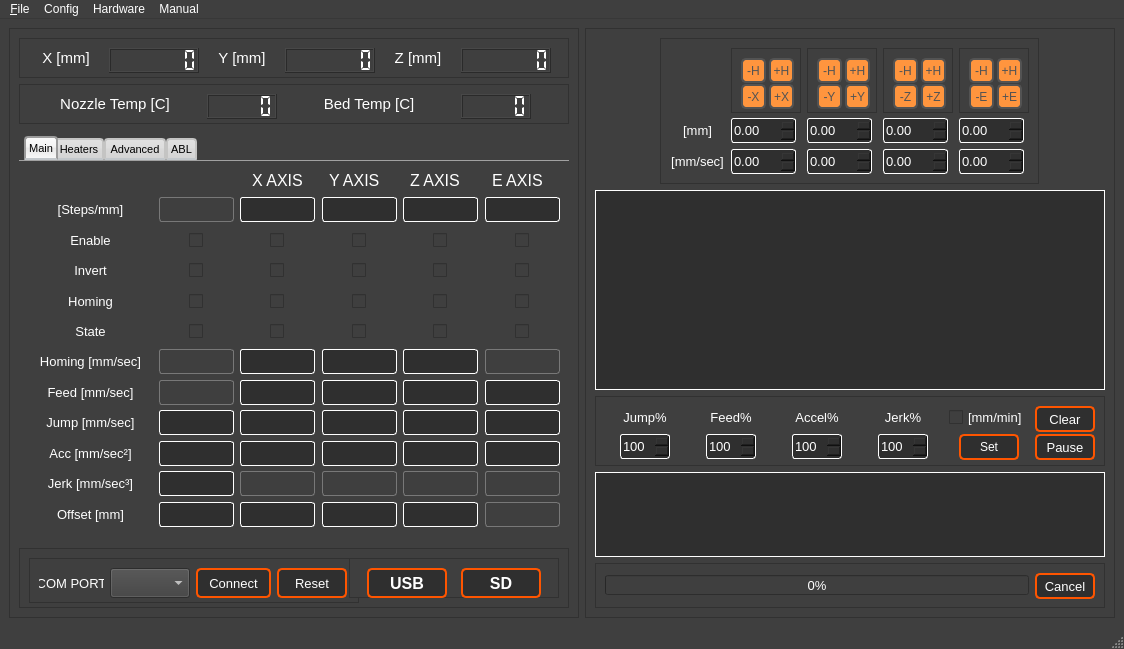
The window that Docs/QtDesigner/mainwindow_design.ui (PanagiotisMenounos/3DHex) describes before a commit, drawn with Qt 5.
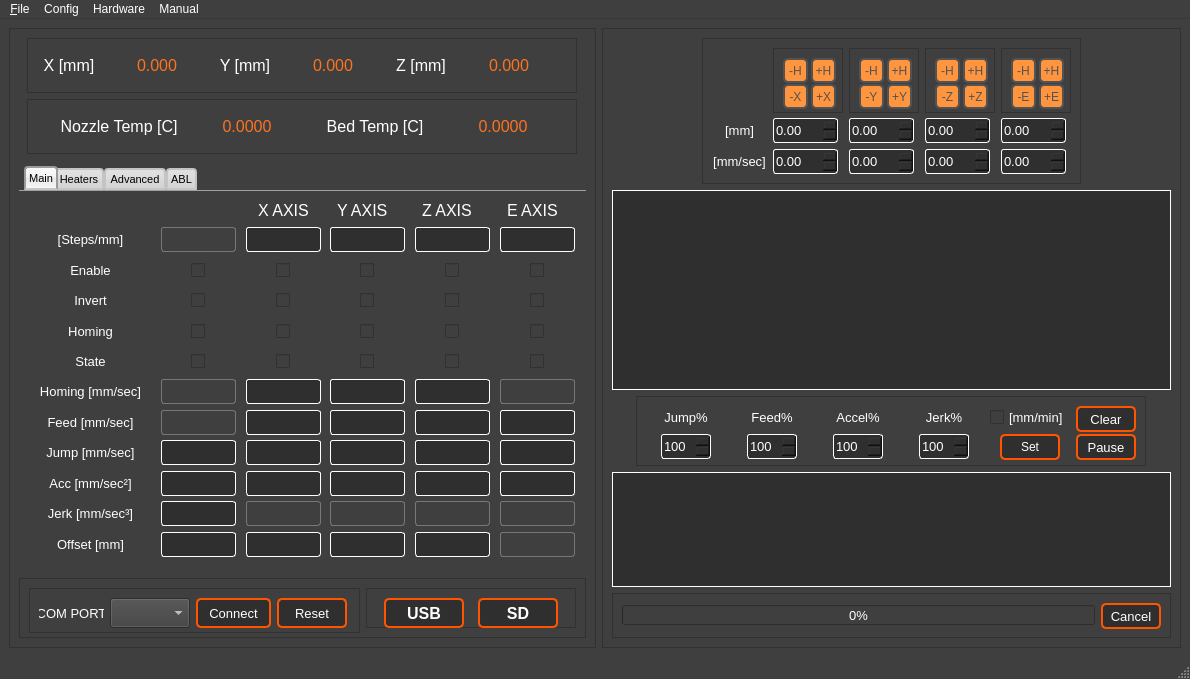
The same window after the commit.

Commit message: LCD Font

```diff
--- a/Docs/QtDesigner/mainwindow_design.ui
+++ b/Docs/QtDesigner/mainwindow_design.ui
@@ -6,8 +6,8 @@
    <rect>
     <x>0</x>
     <y>0</y>
-    <width>1124</width>
-    <height>649</height>
+    <width>1190</width>
+    <height>679</height>
    </rect>
   </property>
   <property name="minimumSize">
@@ -232,13 +232,13 @@
          <property name="minimumSize">
           <size>
            <width>550</width>
-           <height>40</height>
+           <height>55</height>
           </size>
          </property>
          <property name="maximumSize">
           <size>
            <width>800</width>
-           <height>40</height>
+           <height>55</height>
           </size>
          </property>
          <property name="frameShape">
@@ -264,9 +264,7 @@
             </property>
             <property name="font">
              <font>
-              <pointsize>11</pointsize>
-              <weight>50</weight>
-              <bold>false</bold>
+              <pointsize>12</pointsize>
              </font>
             </property>
             <property name="text">
@@ -278,122 +276,37 @@
            </widget>
           </item>
           <item>
-           <widget class="QLCDNumber" name="Nozz_LCD_2">
+           <widget class="QLabel" name="XPOSITION">
             <property name="minimumSize">
              <size>
-              <width>90</width>
-              <height>25</height>
+              <width>100</width>
+              <height>30</height>
              </size>
             </property>
             <property name="maximumSize">
              <size>
-              <width>90</width>
-              <height>25</height>
+              <width>100</width>
+              <height>30</height>
              </size>
             </property>
             <property name="font">
              <font>
-              <pointsize>8</pointsize>
+              <pointsize>12</pointsize>
              </font>
             </property>
-            <property name="focusPolicy">
-             <enum>Qt::NoFocus</enum>
-            </property>
-            <property name="frameShape">
-             <enum>QFrame::Box</enum>
-            </property>
-            <property name="lineWidth">
-             <number>1</number>
-            </property>
-            <property name="smallDecimalPoint">
-             <bool>false</bool>
-            </property>
-            <property name="digitCount">
-             <number>7</number>
-            </property>
-            <property name="segmentStyle">
-             <enum>QLCDNumber::Flat</enum>
-            </property>
-            <property name="value" stdset="0">
-             <double>0.000000000000000</double>
-            </property>
-            <property name="intValue" stdset="0">
-             <number>0</number>
-            </property>
-           </widget>
-          </item>
-          <item>
-           <widget class="QLabel" name="l19_8">
-            <property name="minimumSize">
-             <size>
-              <width>60</width>
-              <height>20</height>
-             </size>
-            </property>
-            <property name="maximumSize">
-             <size>
-              <width>60</width>
-              <height>20</height>
-             </size>
-            </property>
-            <property name="font">
-             <font>
-              <pointsize>11</pointsize>
-             </font>
+            <property name="styleSheet">
+             <string notr="true">QLabel{
+color: rgb(255, 115, 30);
+}</string>
             </property>
             <property name="text">
-             <string>Y [mm]</string>
+             <string>0.000</string>
             </property>
             <property name="alignment">
              <set>Qt::AlignCenter</set>
             </property>
            </widget>
           </item>
-          <item>
-           <widget class="QLCDNumber" name="Nozz_LCD_3">
-            <property name="minimumSize">
-             <size>
-              <width>90</width>
-              <height>25</height>
-             </size>
-            </property>
-            <property name="maximumSize">
-             <size>
-              <width>90</width>
-              <height>25</height>
-             </size>
-            </property>
-            <property name="font">
-             <font>
-              <pointsize>8</pointsize>
-             </font>
-            </property>
-            <property name="focusPolicy">
-             <enum>Qt::NoFocus</enum>
-            </property>
-            <property name="frameShape">
-             <enum>QFrame::Box</enum>
-            </property>
-            <property name="lineWidth">
-             <number>1</number>
-            </property>
-            <property name="smallDecimalPoint">
-             <bool>false</bool>
-            </property>
-            <property name="digitCount">
-             <number>7</number>
-            </property>
-            <property name="segmentStyle">
-             <enum>QLCDNumber::Flat</enum>
-            </property>
-            <property name="value" stdset="0">
-             <double>0.000000000000000</double>
-            </property>
-            <property name="intValue" stdset="0">
-             <number>0</number>
-            </property>
-           </widget>
-          </item>
           <item>
            <widget class="QLabel" name="l19_9">
             <property name="minimumSize">
@@ -410,7 +323,66 @@
             </property>
             <property name="font">
              <font>
-              <pointsize>11</pointsize>
+              <pointsize>12</pointsize>
+             </font>
+            </property>
+            <property name="text">
+             <string>Y [mm]</string>
+            </property>
+            <property name="alignment">
+             <set>Qt::AlignCenter</set>
+            </property>
+           </widget>
+          </item>
+          <item>
+           <widget class="QLabel" name="YPOSITION">
+            <property name="minimumSize">
+             <size>
+              <width>100</width>
+              <height>30</height>
+             </size>
+            </property>
+            <property name="maximumSize">
+             <size>
+              <width>100</width>
+              <height>30</height>
+             </size>
+            </property>
+            <property name="font">
+             <font>
+              <pointsize>12</pointsize>
+             </font>
+            </property>
+            <property name="styleSheet">
+             <string notr="true">QLabel{
+color: rgb(255, 115, 30);
+}</string>
+            </property>
+            <property name="text">
+             <string>0.000</string>
+            </property>
+            <property name="alignment">
+             <set>Qt::AlignCenter</set>
+            </property>
+           </widget>
+          </item>
+          <item>
+           <widget class="QLabel" name="l19_10">
+            <property name="minimumSize">
+             <size>
+              <width>60</width>
+              <height>20</height>
+             </size>
+            </property>
+            <property name="maximumSize">
+             <size>
+              <width>60</width>
+              <height>20</height>
+             </size>
+            </property>
+            <property name="font">
+             <font>
+              <pointsize>12</pointsize>
              </font>
             </property>
             <property name="text">
@@ -422,47 +394,34 @@
            </widget>
           </item>
           <item>
-           <widget class="QLCDNumber" name="Nozz_LCD_4">
+           <widget class="QLabel" name="ZPOSITION">
             <property name="minimumSize">
              <size>
-              <width>90</width>
-              <height>25</height>
+              <width>100</width>
+              <height>30</height>
              </size>
             </property>
             <property name="maximumSize">
              <size>
-              <width>90</width>
-              <height>25</height>
+              <width>100</width>
+              <height>30</height>
              </size>
             </property>
             <property name="font">
              <font>
-              <pointsize>8</pointsize>
+              <pointsize>12</pointsize>
              </font>
             </property>
-            <property name="focusPolicy">
-             <enum>Qt::NoFocus</enum>
+            <property name="styleSheet">
+             <string notr="true">QLabel{
+color: rgb(255, 115, 30);
+}</string>
             </property>
-            <property name="frameShape">
-             <enum>QFrame::Box</enum>
+            <property name="text">
+             <string>0.000</string>
             </property>
-            <property name="lineWidth">
-             <number>1</number>
-            </property>
-            <property name="smallDecimalPoint">
-             <bool>false</bool>
-            </property>
-            <property name="digitCount">
-             <number>7</number>
-            </property>
-            <property name="segmentStyle">
-             <enum>QLCDNumber::Flat</enum>
-            </property>
-            <property name="value" stdset="0">
-             <double>0.000000000000000</double>
-            </property>
-            <property name="intValue" stdset="0">
-             <number>0</number>
+            <property name="alignment">
+             <set>Qt::AlignCenter</set>
             </property>
            </widget>
           </item>
@@ -474,13 +433,13 @@
          <property name="minimumSize">
           <size>
            <width>550</width>
-           <height>40</height>
+           <height>55</height>
           </size>
          </property>
          <property name="maximumSize">
           <size>
            <width>800</width>
-           <height>40</height>
+           <height>55</height>
           </size>
          </property>
          <property name="frameShape">
@@ -506,7 +465,7 @@
             </property>
             <property name="font">
              <font>
-              <pointsize>11</pointsize>
+              <pointsize>12</pointsize>
              </font>
             </property>
             <property name="text">
@@ -518,41 +477,34 @@
            </widget>
           </item>
           <item>
-           <widget class="QLCDNumber" name="Nozz_LCD">
+           <widget class="QLabel" name="NOZZ_TEMP">
             <property name="minimumSize">
              <size>
-              <width>70</width>
-              <height>25</height>
+              <width>80</width>
+              <height>30</height>
              </size>
             </property>
             <property name="maximumSize">
              <size>
-              <width>70</width>
-              <height>25</height>
+              <width>80</width>
+              <height>30</height>
              </size>
             </property>
             <property name="font">
              <font>
-              <pointsize>8</pointsize>
+              <pointsize>12</pointsize>
              </font>
             </property>
-            <property name="focusPolicy">
-             <enum>Qt::NoFocus</enum>
+            <property name="styleSheet">
+             <string notr="true">QLabel{
+color: rgb(255, 115, 30);
+}</string>
             </property>
-            <property name="frameShape">
-             <enum>QFrame::Box</enum>
+            <property name="text">
+             <string>0.0000</string>
             </property>
-            <property name="lineWidth">
-             <number>1</number>
-            </property>
-            <property name="smallDecimalPoint">
-             <bool>false</bool>
-            </property>
-            <property name="segmentStyle">
-             <enum>QLCDNumber::Flat</enum>
-            </property>
-            <property name="value" stdset="0">
-             <double>0.000000000000000</double>
+            <property name="alignment">
+             <set>Qt::AlignCenter</set>
             </property>
            </widget>
           </item>
@@ -572,7 +524,7 @@
             </property>
             <property name="font">
              <font>
-              <pointsize>11</pointsize>
+              <pointsize>12</pointsize>
              </font>
             </property>
             <property name="text">
@@ -584,21 +536,34 @@
            </widget>
           </item>
           <item>
-           <widget class="QLCDNumber" name="Bed_LCD">
+           <widget class="QLabel" name="BED_TEMP">
             <property name="minimumSize">
              <size>
-              <width>70</width>
-              <height>25</height>
+              <width>80</width>
+              <height>30</height>
              </size>
             </property>
             <property name="maximumSize">
              <size>
-              <width>70</width>
-              <height>25</height>
+              <width>80</width>
+              <height>30</height>
              </size>
             </property>
-            <property name="segmentStyle">
-             <enum>QLCDNumber::Flat</enum>
+            <property name="font">
+             <font>
+              <pointsize>12</pointsize>
+             </font>
+            </property>
+            <property name="styleSheet">
+             <string notr="true">QLabel{
+color: rgb(255, 115, 30);
+}</string>
+            </property>
+            <property name="text">
+             <string>0.0000</string>
+            </property>
+            <property name="alignment">
+             <set>Qt::AlignCenter</set>
             </property>
            </widget>
           </item>
@@ -10005,7 +9970,7 @@
     <rect>
      <x>0</x>
      <y>0</y>
-     <width>1124</width>
+     <width>1190</width>
      <height>21</height>
     </rect>
    </property>
```
The commit also changes 9 other files.
